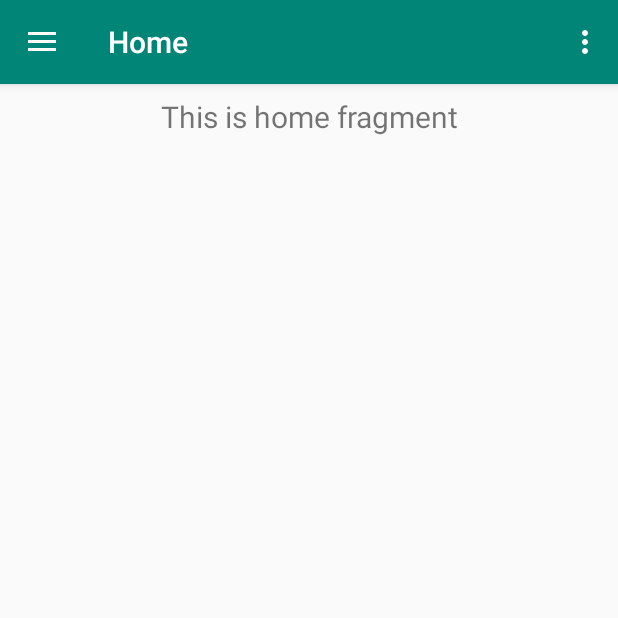
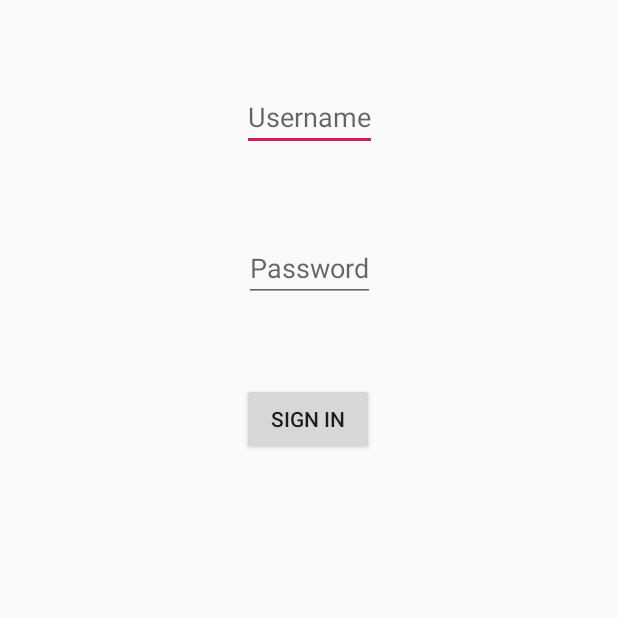
Before and after one commit to clarson1229/on_me, an Android app: the screen it shows after launch (MainActivity before the commit, LoginPage after it), on a phone screen of 412 x 824 dp, the top half of it. Run offline under Robolectric (Android 15) with nearby library versions, the phone set to English and light mode, and no system bars.

Commit message:
Progress  thus far

```diff
--- /dev/null
+++ b/app/src/main/res/layout/activity_login_page.xml
@@ -0,0 +1,54 @@
+<?xml version="1.0" encoding="utf-8"?>
+<androidx.constraintlayout.widget.ConstraintLayout xmlns:android="http://schemas.android.com/apk/res/android"
+    xmlns:app="http://schemas.android.com/apk/res-auto"
+    xmlns:tools="http://schemas.android.com/tools"
+    android:layout_width="match_parent"
+    android:layout_height="match_parent"
+    tools:context=".LoginPage">
+
+    <EditText
+        android:id="@+id/username_text"
+        android:layout_width="wrap_content"
+        android:layout_height="wrap_content"
+        app:layout_constraintBottom_toTopOf="@+id/password_text"
+        app:layout_constraintEnd_toEndOf="parent"
+        app:layout_constraintStart_toStartOf="parent"
+        app:layout_constraintTop_toTopOf="parent"
+        android:hint="@string/username"/>
+
+    <EditText
+        android:id="@+id/password_text"
+        android:layout_width="wrap_content"
+        android:layout_height="wrap_content"
+        app:layout_constraintBottom_toBottomOf="parent"
+        app:layout_constraintEnd_toEndOf="parent"
+        app:layout_constraintStart_toStartOf="parent"
+        app:layout_constraintTop_toTopOf="parent"
+        app:layout_constraintVertical_bias="0.2"
+        android:hint="@string/password"/>
+
+    <Button
+        android:id="@+id/sign_in_button"
+        android:layout_width="wrap_content"
+        android:layout_height="wrap_content"
+        android:text="@string/sign_in"
+        app:layout_constraintBottom_toBottomOf="parent"
+        app:layout_constraintEnd_toEndOf="parent"
+        app:layout_constraintHorizontal_bias="0.498"
+        app:layout_constraintStart_toStartOf="parent"
+        app:layout_constraintTop_toBottomOf="@+id/password_text"
+        app:layout_constraintVertical_bias="0.094"
+        android:onClick="attemptLogIn"/>
+
+    <TextView
+        android:id="@+id/Results_text"
+        android:layout_width="wrap_content"
+        android:layout_height="wrap_content"
+        app:layout_constraintBottom_toBottomOf="parent"
+        app:layout_constraintEnd_toEndOf="parent"
+        app:layout_constraintHorizontal_bias="0.498"
+        app:layout_constraintStart_toStartOf="parent"
+        app:layout_constraintTop_toTopOf="parent"
+        app:layout_constraintVertical_bias="0.599" />
+
+</androidx.constraintlayout.widget.ConstraintLayout>
--- a/app/src/main/res/values/strings.xml
+++ b/app/src/main/res/values/strings.xml
@@ -13,7 +13,7 @@
     <string name="menu_credits">Credits</string>
     <string name="menu_history">History</string>
     <string name="more_settings">More Settings</string>
-    <string name="menu_profile" >Profile</string>
+    <string name="menu_profile">Profile</string>
     <string name="avatar">avatar</string>
     <string name="edit">edit</string>
     <string name="favorite_bars">Favorite Bars</string>
@@ -28,6 +28,11 @@
     <string name="add_10">Add $10</string>
     <string name="auto_add_funds">Auto Add Funds</string>
     <string name="transaction_history">Transaction History</string>
+    <string name="sign_in">Sign In</string>
+    <string name="password">Password</string>
+    <string name="username">Username</string>
+    <string name="Login">Login</string>
+
 
 
 </resources>
```
Also changed, not shown: app/src/main/AndroidManifest.xml (+11 -2 lines), app/src/main/java/com/connorlarson/onme/LoginPage.java (added, +151 -0 lines), 1 other file.
